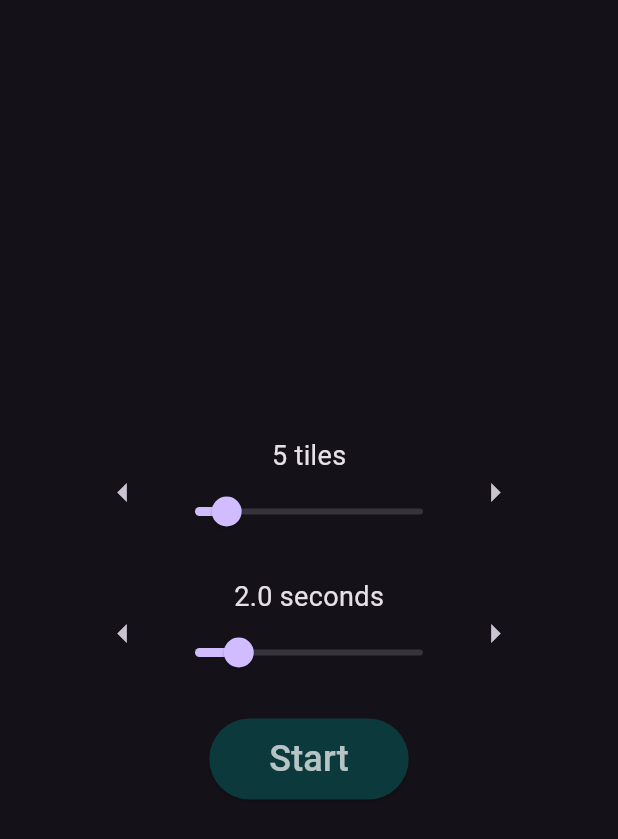
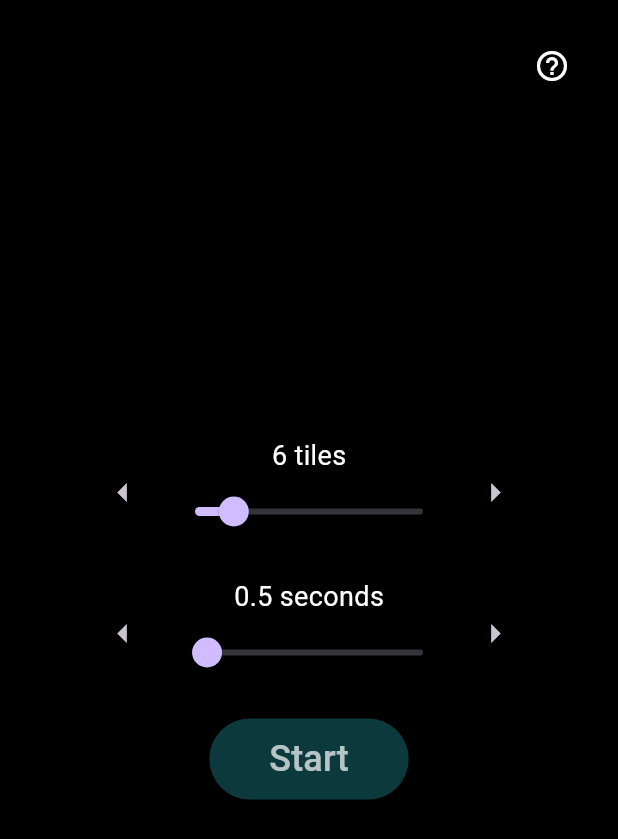
Before and after one commit to CopaceticCode/Tiles-Memory-Game, a Flutter app: the screen it shows after launch, on a phone screen of 412 x 824 dp. Shown: the top 839 px of the screen. Run offline on Flutter 3.47's test engine with Material 3 defaults, Android fonts, the phone set to English and light mode, and no system bars.

Commit message:
main.dart

```diff
--- a/lib/main.dart
+++ b/lib/main.dart
@@ -25,8 +25,8 @@ class GameScreen extends StatefulWidget {
 }
 
 class _GameScreenState extends State<GameScreen> {
-  int boxes = 5;
-  double waitTime = 2.0; // Time in seconds
+  int boxes = 6;
+  double waitTime = 0.5; // Time in seconds
   List<List<int>> topLeft = List.generate(32, (_) => [0, 0]);
   int wins = 0;
   int losses = 0;
@@ -49,14 +49,57 @@ class _GameScreenState extends State<GameScreen> {
 @override
 Widget build(BuildContext context) {
   return Scaffold(
-      body: Center(
-        child: Column(
-          mainAxisAlignment: MainAxisAlignment.center,
+    backgroundColor: Colors.black, // Set background color to black
+    body: Padding(
+      padding: const EdgeInsets.all(20.0), // Add equal padding of 20 pixels
+      child: Stack(
+        // mainAxisAlignment: MainAxisAlignment.center,
         children: <Widget>[
+          Align(
+            alignment: Alignment.topRight,
+            // Add an IconButton with a question mark icon
+            child: IconButton(
+              icon: Icon(Icons.help_outline, color: Colors.white), // Question mark icon
+              onPressed: () {
+                // Show dialog with a text message and an okay button
+                showDialog(
+                  context: context,
+                  builder: (BuildContext context) {
+                    return AlertDialog(
+                      backgroundColor: Colors.black, // Dialog background color
+                      title: Text(
+                        'Limited-Hold Memory',
+                        style: TextStyle(color: Colors.white), // Dialog title text color
+                      ),
+                      content: Text(
+                        '\nSelect the number of tiles to appear and the duration they will stay visible. Tap the tiles in numerical order. '
+                        '\n\nThis game uses present working memory, which is theorized to have decreased in early hominids as an evolutionary tradeoff for complex language skills. However, human brains are large and adaptive.'
+                        '\n\nChimpanzees are reported to have performed 80% with 8 numbers at .21 seconds while humans scored up to 80% with 6 numbers at .21 seconds.',
+                        style: TextStyle(color: Colors.white), // Dialog content text color
+                      ),
+                      actions: <Widget>[
+                        // Okay button
+                        TextButton(
+                          onPressed: () {
+                            Navigator.of(context).pop(); // Close the dialog
+                          },
+                          child: Text(
+                            'Okay',
+                            style: TextStyle(color: Colors.white), // Button text color
+                          ),
+                        ),
+                      ],
+                    );
+                  },
+                );
+              },
+            ),
+          ),
           if (!gameActive)
             Padding(
               padding: const EdgeInsets.symmetric(horizontal: 20.0),
               child: Column(
+                mainAxisAlignment: MainAxisAlignment.center,
                 children: [
                   Row(
                     mainAxisAlignment: MainAxisAlignment.center,
@@ -69,7 +112,10 @@ class _GameScreenState extends State<GameScreen> {
                         children: [
                           Text(
                             '${boxes} tiles',
-                              style: TextStyle(fontSize: 18), // tiles font size
+                            style: TextStyle(
+                              fontSize: 18, // tiles font size
+                              color: Colors.white, // Set text color to white
+                            ),
                           ),
                           Container(
                             width: 200,
@@ -79,8 +125,6 @@ class _GameScreenState extends State<GameScreen> {
                               max: 32,
                               divisions: 31,
                               onChanged: (value) => setState(() => boxes = value.toInt()),
-                                // activeColor: Colors.white70, // Set the active color to a darker shade of blue
-                                // inactiveColor: Colors.grey, // Set the inactive color to grey
                             ),
                           ),
                         ],
@@ -103,7 +147,10 @@ class _GameScreenState extends State<GameScreen> {
                         children: [
                           Text(
                             '${waitTime.toStringAsFixed(1)} seconds',
-                              style: TextStyle(fontSize: 18), // seconds font size
+                            style: TextStyle(
+                              fontSize: 18, // seconds font size
+                              color: Colors.white,
+                            ), // Set text color to white
                           ),
                           Container(
                             width: 200,
@@ -133,6 +180,20 @@ class _GameScreenState extends State<GameScreen> {
                       padding: EdgeInsets.symmetric(horizontal: 40, vertical: 10), // Increase padding for width
                     ),
                     child: Text('Start', style: TextStyle(fontSize: 24, color: Colors.white70)), // adjust the text
+                  ),
+                  if (wins > 0 || losses > 0)
+                    Align(
+                      alignment: Alignment.center,
+                      child: Padding(
+                        padding: const EdgeInsets.only(top: 20.0),
+                        child: Text(
+                          wins > 0 ? 'Completed successfully in ${getElapsedTime()} seconds' : 'Failed in ${getElapsedTime()} seconds',
+                          style: TextStyle(
+                            fontSize: 18,
+                            color: Colors.white,
+                          ),
+                        ),
+                      ),
                     ),
                 ],
               ),
@@ -165,21 +226,12 @@ class _GameScreenState extends State<GameScreen> {
                 );
               },
             ),
-            if (!gameActive && (wins > 0 || losses > 0))
-              Padding(
-                padding: const EdgeInsets.only(top: 20.0),
-                child: Text(
-                  wins > 0 ? 'Completed successfully in ${getElapsedTime()} seconds' : 'Failed in ${getElapsedTime()} seconds',
-                  style: TextStyle(
-                     fontSize: 18,
-                  ),
-                ),
-              ),
         ],
       ),
     ),
   );
 }
+
 
   String getElapsedTime() => ((DateTime.now().millisecondsSinceEpoch - startTime) / 1000.0).toStringAsFixed(2);
 
```
Lines whose indentation alone changed are shown as unchanged.
